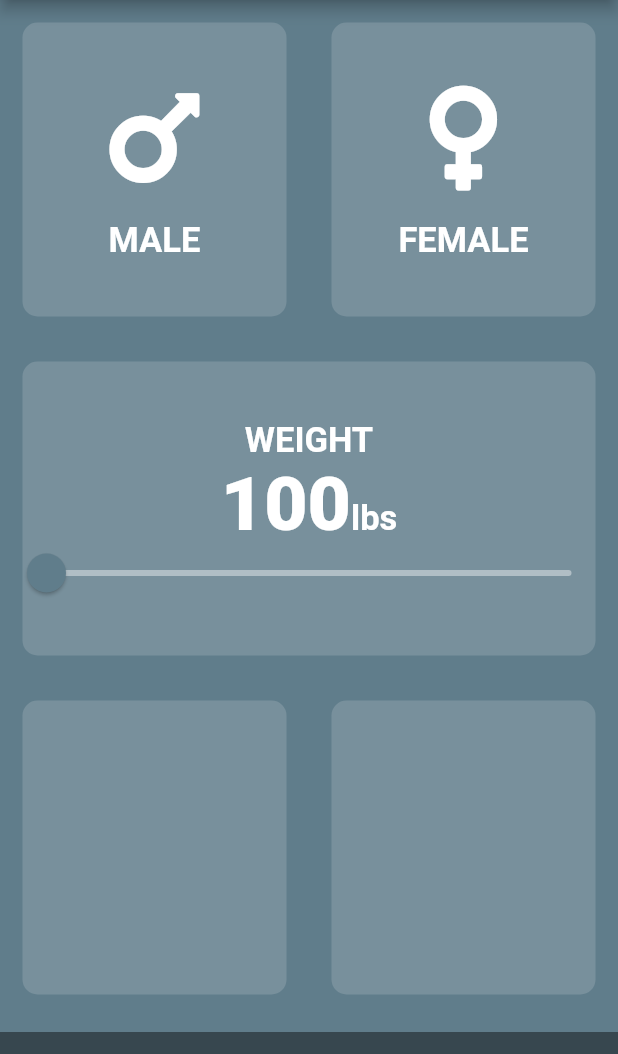
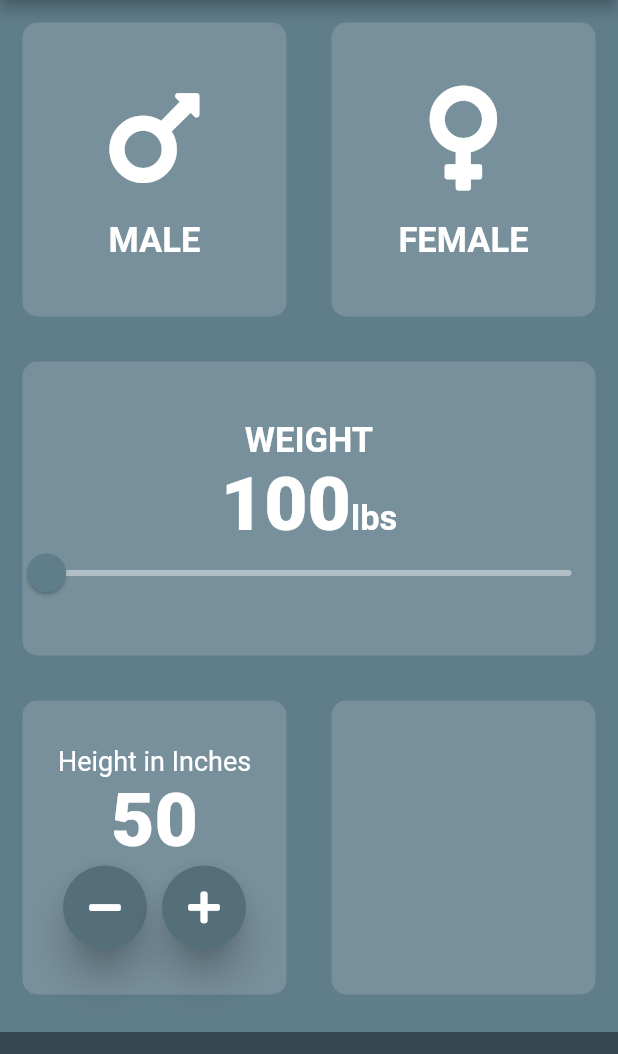
Before and after one commit to apphow/bmi_app, a Flutter app: the screen it shows after launch, on a phone screen of 412 x 824 dp, the part 84-1138 px from its top. Run offline on Flutter 3.47's test engine with Material 2 defaults, Android fonts, the light colour scheme and no system bars; our stand-ins replace font_awesome_flutter.

Commit message:
added RoundIconButton class and replaced FloatingActionButtons with the RoundIconButton

```diff
--- a/lib/input_page.dart
+++ b/lib/input_page.dart
@@ -18,6 +18,7 @@ class InputPage extends StatefulWidget {
 class _InputPageState extends State<InputPage> {
   Gender selectedGender;
   int weight = 100;
+  int height = 50;
 
   @override
   Widget build(BuildContext context) {
@@ -105,12 +106,11 @@ class _InputPageState extends State<InputPage> {
                               inactiveTrackColor: Colors.blueGrey[200],
                               activeTrackColor: Colors.blueGrey[600],
                               thumbColor: Colors.blueGrey[500],
-                                overlayColor:
-                                    Color.fromRGBO(250, 250, 250, .40),
+                              overlayColor: Color.fromRGBO(250, 250, 250, .40),
                               thumbShape: RoundSliderThumbShape(
                                   enabledThumbRadius: 13.0),
-                                overlayShape: RoundSliderOverlayShape(
-                                    overlayRadius: 16.0)),
+                              overlayShape:
+                                  RoundSliderOverlayShape(overlayRadius: 16.0)),
                           child: Slider(
                             value: weight.toDouble(),
                             min: 100.0,
@@ -123,7 +123,8 @@ class _InputPageState extends State<InputPage> {
                           ),
                         )
                       ],
-                      )),
+                    ),
+                  ),
                 ),
                 Expanded(
                   child: Row(
@@ -131,6 +132,29 @@ class _InputPageState extends State<InputPage> {
                       Expanded(
                         child: ReusableCard(
                           color: kActiveCardColor,
+                          cardChild: Column(
+                            mainAxisAlignment: MainAxisAlignment.center,
+                            crossAxisAlignment: CrossAxisAlignment.center,
+                            children: <Widget>[
+                              Text(
+                                'Height in Inches',
+                                style: TextStyle(
+                                  fontSize: 18.0,
+                                ),
+                              ),
+                              Text(height.toString(), style: kNumberTextStyle),
+                              Row(
+                                mainAxisAlignment: MainAxisAlignment.center,
+                                children: [
+                                  RoundIconButton(icon: FontAwesomeIcons.minus),
+                                  SizedBox(
+                                    width: 10.0,
+                                  ),
+                                  RoundIconButton(icon: FontAwesomeIcons.plus),
+                                ],
+                              ),
+                            ],
+                          ),
                         ),
                       ),
                       Expanded(
@@ -139,7 +163,8 @@ class _InputPageState extends State<InputPage> {
                         ),
                       ),
                     ],
-                )),
+                  ),
+                ),
                 Container(
                   color: Colors.blueGrey[800],
                   margin: EdgeInsets.only(top: 10.0),
@@ -152,3 +177,23 @@ class _InputPageState extends State<InputPage> {
     );
   }
 }
+
+class RoundIconButton extends StatelessWidget {
+  RoundIconButton({this.icon});
+
+  final IconData icon;
+  @override
+  Widget build(BuildContext context) {
+    return RawMaterialButton(
+      child: Icon(icon),
+      onPressed: () {},
+      elevation: 10.0,
+      constraints: BoxConstraints.tightFor(
+        width: 56.0,
+        height: 56.0,
+      ),
+      shape: CircleBorder(),
+      fillColor: Colors.blueGrey[600],
+    );
+  }
+}
--- a/lib/main.dart
+++ b/lib/main.dart
@@ -8,13 +8,6 @@ class BMICalculator extends StatelessWidget {
   Widget build(BuildContext context) {
     return MaterialApp(
       theme: ThemeData.dark().copyWith(
-        sliderTheme: SliderTheme.of(context).copyWith(
-          activeTrackColor: Colors.blueGrey[600],
-          thumbColor: Colors.blueGrey[500],
-          overlayColor: Color.fromRGBO(250, 250, 250, .40),
-          thumbShape: RoundSliderThumbShape(enabledThumbRadius: 13.0),
-          overlayShape: RoundSliderOverlayShape(overlayRadius: 16.0),
-        ),
         primaryColor: Color(0xFF0A0E21),
         scaffoldBackgroundColor: Colors.blueGrey,
         accentColor: Color(0xFF0A0E21),
```
Lines whose indentation alone changed are shown as unchanged.
